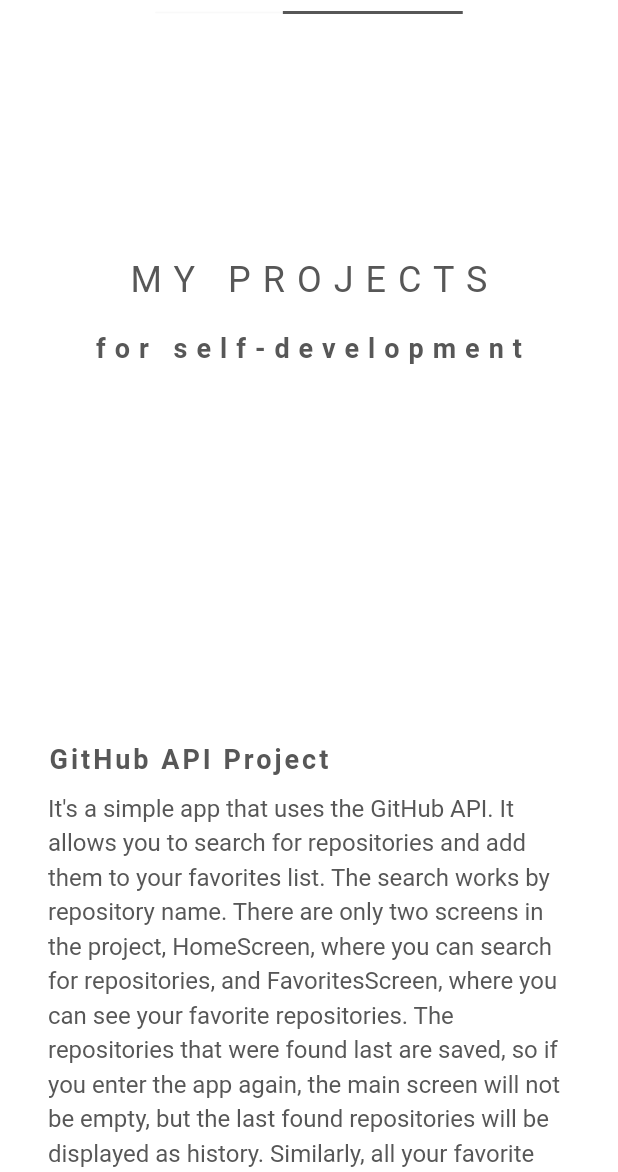
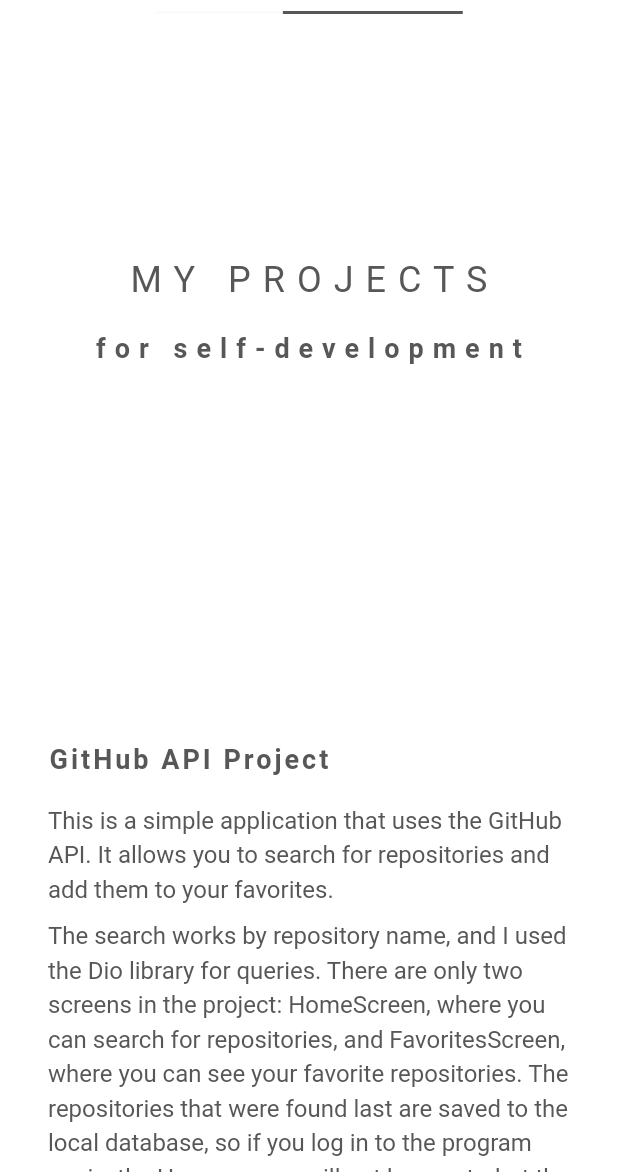
Before and after one commit to matviizakrevskyi/CV-Project, a Flutter app: the screen it shows after launch, after a tap on "Projects", on a phone screen of 412 x 824 dp, the part 64-1236 px from its top. Run offline on Flutter 3.47's test engine with Material 3 defaults, Android fonts, the phone set to English and light mode, and no system bars; our stand-ins replace flutter_bloc, responsive_framework; Roboto replaces fonts that are missing (Raleway).

Commit message:
update projects data

```diff
--- a/lib/main_screen/responsive_widgets/desktop_widget.dart
+++ b/lib/main_screen/responsive_widgets/desktop_widget.dart
@@ -114,6 +114,11 @@
           thickness: 1.5,
           color: CustomColors.divider,
         ),
+        //CV
+        const Padding(
+          padding: EdgeInsets.only(top: 16, bottom: 46),
+          child: CvProjectWidget(),
+        ),
       ],
     );
   }
--- a/lib/main_screen/responsive_widgets/mobile_widget.dart
+++ b/lib/main_screen/responsive_widgets/mobile_widget.dart
@@ -118,6 +118,11 @@
           thickness: 1.5,
           color: CustomColors.divider,
         ),
+        //CV
+        const Padding(
+          padding: EdgeInsets.only(top: 16, bottom: 46),
+          child: CvProjectWidget(),
+        ),
       ],
     );
   }
--- a/lib/main_screen/responsive_widgets/tablet_widget.dart
+++ b/lib/main_screen/responsive_widgets/tablet_widget.dart
@@ -118,6 +118,11 @@
           thickness: 1.5,
           color: CustomColors.divider,
         ),
+        //CV
+        const Padding(
+          padding: EdgeInsets.only(top: 16, bottom: 46),
+          child: CvProjectWidget(),
+        ),
       ],
     );
   }
--- a/lib/widgets/projects_widgets.dart
+++ b/lib/widgets/projects_widgets.dart
@@ -14,12 +14,36 @@
           style: CustomTextSyles.h5.copyWith(letterSpacing: 2),
         ),
         const SizedBox(
+          height: 16,
+        ),
+        const Text(
+          "This is a simple application that uses the GitHub API. It allows you to search for repositories and add them to your favorites.",
+          style: CustomTextSyles.main,
+        ),
+        const SizedBox(
           height: 8,
         ),
         const Text(
-          "It's a simple app that uses the GitHub API. It allows you to search for repositories and add them to your favorites list. The search works by repository name. There are only two screens in the project, HomeScreen, where you can search for repositories, and FavoritesScreen, where you can see your favorite repositories. The repositories that were found last are saved, so if you enter the app again, the main screen will not be empty, but the last found repositories will be displayed as history. Similarly, all your favorite repositories are also saved. This all works with Hive DB, all repositories are stored in this local database. For state management, I used the BLoC library, specifically Cubit. I also used such design patterns in the project as: Dependency Injection, Singleton, Repository.",
+          "The search works by repository name, and I used the Dio library for queries. There are only two screens in the project: HomeScreen, where you can search for repositories, and FavoritesScreen, where you can see your favorite repositories. The repositories that were found last are saved to the local database, so if you log in to the program again, the Home screen will not be empty, but the last repositories found will be displayed as history. Similarly, all your favorite repositories are also saved. This all works with Hive DB, all repositories are stored in this local database. For state management, I used the BLoC library, namely Cubit.",
           style: CustomTextSyles.main,
         ),
+        const SizedBox(
+          height: 8,
+        ),
+        const Text(
+          "The main goals for this project were to use Hive to store some data, try to implement the Dependency Injection design pattern using the injection and getIt libraries, and write the project in Clean Architecture.",
+          style: CustomTextSyles.main,
+        ),
+        const SizedBox(height: 12),
+        RichText(
+            text: const TextSpan(
+                text: "Tools and Technologies: ",
+                style: CustomTextSyles.mainBold,
+                children: [
+              TextSpan(
+                  text: "Dart, Flutter, Bloc, Hive, Dio, GetIt with Injector, Shared Preferences",
+                  style: CustomTextSyles.main)
+            ])),
       ],
     );
   }
@@ -38,13 +62,75 @@
           style: CustomTextSyles.h5.copyWith(letterSpacing: 2),
         ),
         const SizedBox(
+          height: 16,
+        ),
+        const Text(
+          "I wanted to write a project using Firebase, and given the functionality of Realtime Database, the first thing that came to mind was to make a messenger application.",
+          style: CustomTextSyles.main,
+        ),
+        const SizedBox(
           height: 8,
         ),
         const Text(
-          "This is a messenger application in which almost all features were implemented using Google's Firebase. Registration and logging work with Firebase Authentication. As soon as the user logs in, he can find other users by their emails and start a chat with them, after which this chat will be added to all the user's chats. The main screen contains a list of all chats. All data is stored in the Firebase Realtime Database. For this project, I chose Firebase Realtime Database because it is very convenient and has such cool features as listening to changes in a particular group, which allowed me to implement this project very easily",
+          "In total, the project looks very simple, there is a page for authorization, a page with all user chats, a page for searching for users, and a page for the chat with the user. Registration and login work with Firebase Authentication (email and password). All data, such as user data and chat data, is stored in the Realtime Database. I used this particular database because it has the ability to listen to changes in database collections, so it was very easy to implement chat.",
           style: CustomTextSyles.main,
         ),
+        const SizedBox(
+          height: 8,
+        ),
+        const Text(
+          "I also used the BLoC library for state management. In the project, I tried to stick to Clean Architecture, so the project is quite easy to read.",
+          style: CustomTextSyles.main,
+        ),
+        const SizedBox(
+          height: 12,
+        ),
+        RichText(
+            text: const TextSpan(
+                text: "Tools and Technologies: ",
+                style: CustomTextSyles.mainBold,
+                children: [
+              TextSpan(
+                  text: "Dart, Flutter, Bloc, Firebase, GetIt with Injector, Shared Preferences",
+                  style: CustomTextSyles.main)
+            ])),
       ],
     );
   }
 }
+
+class CvProjectWidget extends StatelessWidget {
+  const CvProjectWidget({super.key});
+
+  @override
+  Widget build(BuildContext context) {
+    return Column(
+      crossAxisAlignment: CrossAxisAlignment.start,
+      children: [
+        Text(
+          "CV Project",
+          style: CustomTextSyles.h5.copyWith(letterSpacing: 2),
+        ),
+        const SizedBox(
+          height: 16,
+        ),
+        const Text(
+          "And also this project. I decided to write it in order to try to write a web project in Flutter. In total, this is a very simple project with only two pages. I used the Responsive Framework library in the project to make the project look good on different devices. I used the BLoC library for state management.",
+          style: CustomTextSyles.main,
+        ),
+        const SizedBox(
+          height: 12,
+        ),
+        RichText(
+            text: const TextSpan(
+                text: "Tools and Technologies: ",
+                style: CustomTextSyles.mainBold,
+                children: [
+              TextSpan(
+                  text: "Dart, Flutter, Bloc, Responsive Framework",
+                  style: CustomTextSyles.main)
+            ])),
+      ],
+    );
+  }
+}
--- a/pubspec.yaml
+++ b/pubspec.yaml
@@ -36,7 +36,7 @@
   # The following adds the Cupertino Icons font to your application.
   # Use with the CupertinoIcons class for iOS style icons.
   cupertino_icons: ^1.0.2
-  responsive_framework: ^1.4.0
+  responsive_framework: 1.4.0
 
 dev_dependencies:
   flutter_test:
```
